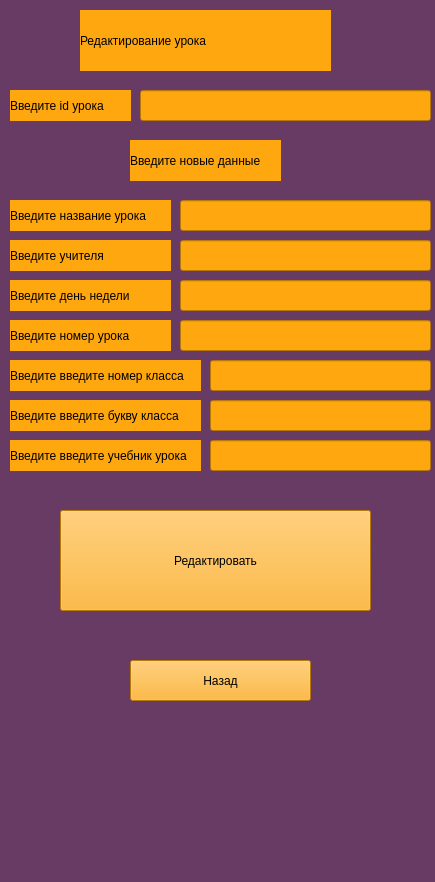
Old version of the form data/editing_time_table.ui in the repository geoiva05/clever_placing.
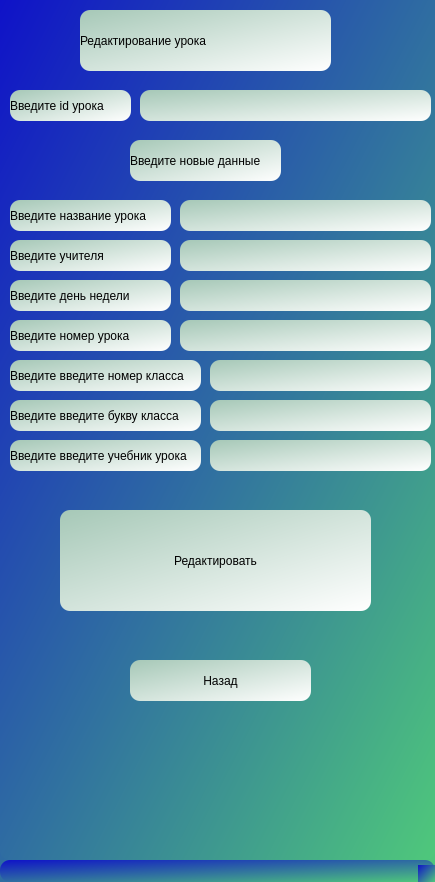
New version of the form.

The edit to the form file:
```diff
--- a/data/editing_time_table.ui
+++ b/data/editing_time_table.ui
@@ -14,7 +14,8 @@
    <string>MainWindow</string>
   </property>
   <property name="styleSheet">
-   <string notr="true">background-color: rgb(103, 59, 99);</string>
+   <string notr="true">background-color: qlineargradient(spread:pad, x1:0, y1:0, x2:1, y2:1, stop:0 rgba(15, 18, 200, 255), stop:1 rgba(79, 200, 123, 255));
+border-radius: 10px;</string>
   </property>
   <widget class="QWidget" name="centralwidget">
    <widget class="QLabel" name="label_4">
@@ -33,7 +34,7 @@
      <string>&lt;html&gt;&lt;head/&gt;&lt;body&gt;&lt;p align=&quot;center&quot;&gt;Редактирование ученика&lt;/p&gt;&lt;/body&gt;&lt;/html&gt;</string>
     </property>
     <property name="styleSheet">
-     <string notr="true">background-color: rgb(255, 167, 15);</string>
+     <string notr="true">background-color: qlineargradient(spread:pad, x1:0, y1:0, x2:1, y2:1, stop:0 rgba(166, 200, 183, 255), stop:1 rgba(255, 255, 255, 255));</string>
     </property>
     <property name="text">
      <string>Редактирование урока</string>
@@ -49,7 +50,7 @@
      </rect>
     </property>
     <property name="styleSheet">
-     <string notr="true">background-color: rgb(255, 167, 15);</string>
+     <string notr="true">background-color: qlineargradient(spread:pad, x1:0, y1:0, x2:1, y2:1, stop:0 rgba(166, 200, 183, 255), stop:1 rgba(255, 255, 255, 255));</string>
     </property>
     <property name="text">
      <string>Введите id урока</string>
@@ -65,7 +66,7 @@
      </rect>
     </property>
     <property name="styleSheet">
-     <string notr="true">background-color: rgb(255, 167, 15);</string>
+     <string notr="true">background-color: qlineargradient(spread:pad, x1:0, y1:0, x2:1, y2:1, stop:0 rgba(166, 200, 183, 255), stop:1 rgba(255, 255, 255, 255));</string>
     </property>
    </widget>
    <widget class="QLabel" name="label_9">
@@ -78,7 +79,7 @@
      </rect>
     </property>
     <property name="styleSheet">
-     <string notr="true">background-color: rgb(255, 167, 15);</string>
+     <string notr="true">background-color: qlineargradient(spread:pad, x1:0, y1:0, x2:1, y2:1, stop:0 rgba(166, 200, 183, 255), stop:1 rgba(255, 255, 255, 255));</string>
     </property>
     <property name="text">
      <string>Введите введите номер класса</string>
@@ -94,7 +95,7 @@
      </rect>
     </property>
     <property name="styleSheet">
-     <string notr="true">background-color: rgb(255, 167, 15);</string>
+     <string notr="true">background-color: qlineargradient(spread:pad, x1:0, y1:0, x2:1, y2:1, stop:0 rgba(166, 200, 183, 255), stop:1 rgba(255, 255, 255, 255));</string>
     </property>
     <property name="text">
      <string>Введите название урока</string>
@@ -110,7 +111,7 @@
      </rect>
     </property>
     <property name="styleSheet">
-     <string notr="true">background-color: rgb(255, 167, 15);</string>
+     <string notr="true">background-color: qlineargradient(spread:pad, x1:0, y1:0, x2:1, y2:1, stop:0 rgba(166, 200, 183, 255), stop:1 rgba(255, 255, 255, 255));</string>
     </property>
     <property name="text">
      <string>Введите учителя</string>
@@ -126,7 +127,7 @@
      </rect>
     </property>
     <property name="styleSheet">
-     <string notr="true">background-color: rgb(255, 167, 15);</string>
+     <string notr="true">background-color: qlineargradient(spread:pad, x1:0, y1:0, x2:1, y2:1, stop:0 rgba(166, 200, 183, 255), stop:1 rgba(255, 255, 255, 255));</string>
     </property>
    </widget>
    <widget class="QLineEdit" name="new_teacher">
@@ -139,7 +140,7 @@
      </rect>
     </property>
     <property name="styleSheet">
-     <string notr="true">background-color: rgb(255, 167, 15);</string>
+     <string notr="true">background-color: qlineargradient(spread:pad, x1:0, y1:0, x2:1, y2:1, stop:0 rgba(166, 200, 183, 255), stop:1 rgba(255, 255, 255, 255));</string>
     </property>
    </widget>
    <widget class="QLineEdit" name="new_class_number">
@@ -152,7 +153,7 @@
      </rect>
     </property>
     <property name="styleSheet">
-     <string notr="true">background-color: rgb(255, 167, 15);</string>
+     <string notr="true">background-color: qlineargradient(spread:pad, x1:0, y1:0, x2:1, y2:1, stop:0 rgba(166, 200, 183, 255), stop:1 rgba(255, 255, 255, 255));</string>
     </property>
    </widget>
    <widget class="QPushButton" name="finish">
@@ -165,7 +166,7 @@
      </rect>
     </property>
     <property name="styleSheet">
-     <string notr="true">background-color: rgb(255, 167, 15);</string>
+     <string notr="true">background-color: qlineargradient(spread:pad, x1:0, y1:0, x2:1, y2:1, stop:0 rgba(166, 200, 183, 255), stop:1 rgba(255, 255, 255, 255));</string>
     </property>
     <property name="text">
      <string>Редактировать</string>
@@ -181,7 +182,7 @@
      </rect>
     </property>
     <property name="styleSheet">
-     <string notr="true">background-color: rgb(255, 167, 15);</string>
+     <string notr="true">background-color: qlineargradient(spread:pad, x1:0, y1:0, x2:1, y2:1, stop:0 rgba(166, 200, 183, 255), stop:1 rgba(255, 255, 255, 255));</string>
     </property>
     <property name="text">
      <string>Назад</string>
@@ -197,7 +198,7 @@
      </rect>
     </property>
     <property name="styleSheet">
-     <string notr="true">background-color: rgb(255, 167, 15);</string>
+     <string notr="true">background-color: qlineargradient(spread:pad, x1:0, y1:0, x2:1, y2:1, stop:0 rgba(166, 200, 183, 255), stop:1 rgba(255, 255, 255, 255));</string>
     </property>
     <property name="text">
      <string>Введите день недели</string>
@@ -213,7 +214,7 @@
      </rect>
     </property>
     <property name="styleSheet">
-     <string notr="true">background-color: rgb(255, 167, 15);</string>
+     <string notr="true">background-color: qlineargradient(spread:pad, x1:0, y1:0, x2:1, y2:1, stop:0 rgba(166, 200, 183, 255), stop:1 rgba(255, 255, 255, 255));</string>
     </property>
    </widget>
    <widget class="QLabel" name="label_15">
@@ -226,7 +227,7 @@
      </rect>
     </property>
     <property name="styleSheet">
-     <string notr="true">background-color: rgb(255, 167, 15);</string>
+     <string notr="true">background-color: qlineargradient(spread:pad, x1:0, y1:0, x2:1, y2:1, stop:0 rgba(166, 200, 183, 255), stop:1 rgba(255, 255, 255, 255));</string>
     </property>
     <property name="text">
      <string>Введите номер урока</string>
@@ -242,7 +243,7 @@
      </rect>
     </property>
     <property name="styleSheet">
-     <string notr="true">background-color: rgb(255, 167, 15);</string>
+     <string notr="true">background-color: qlineargradient(spread:pad, x1:0, y1:0, x2:1, y2:1, stop:0 rgba(166, 200, 183, 255), stop:1 rgba(255, 255, 255, 255));</string>
     </property>
     <property name="text">
      <string/>
@@ -258,7 +259,7 @@
      </rect>
     </property>
     <property name="styleSheet">
-     <string notr="true">background-color: rgb(255, 167, 15);</string>
+     <string notr="true">background-color: qlineargradient(spread:pad, x1:0, y1:0, x2:1, y2:1, stop:0 rgba(166, 200, 183, 255), stop:1 rgba(255, 255, 255, 255));</string>
     </property>
    </widget>
    <widget class="QLabel" name="label_16">
@@ -271,7 +272,7 @@
      </rect>
     </property>
     <property name="styleSheet">
-     <string notr="true">background-color: rgb(255, 167, 15);</string>
+     <string notr="true">background-color: qlineargradient(spread:pad, x1:0, y1:0, x2:1, y2:1, stop:0 rgba(166, 200, 183, 255), stop:1 rgba(255, 255, 255, 255));</string>
     </property>
     <property name="text">
      <string>Введите введите букву класса</string>
@@ -287,7 +288,7 @@
      </rect>
     </property>
     <property name="styleSheet">
-     <string notr="true">background-color: rgb(255, 167, 15);</string>
+     <string notr="true">background-color: qlineargradient(spread:pad, x1:0, y1:0, x2:1, y2:1, stop:0 rgba(166, 200, 183, 255), stop:1 rgba(255, 255, 255, 255));</string>
     </property>
     <property name="text">
      <string>Введите новые данные</string>
@@ -302,8 +303,11 @@
       <height>31</height>
      </rect>
     </property>
+    <property name="autoFillBackground">
+     <bool>false</bool>
+    </property>
     <property name="styleSheet">
-     <string notr="true">background-color: rgb(255, 167, 15);</string>
+     <string notr="true">background-color: qlineargradient(spread:pad, x1:0, y1:0, x2:1, y2:1, stop:0 rgba(166, 200, 183, 255), stop:1 rgba(255, 255, 255, 255));</string>
     </property>
    </widget>
    <widget class="QLabel" name="label_17">
@@ -316,7 +320,7 @@
      </rect>
     </property>
     <property name="styleSheet">
-     <string notr="true">background-color: rgb(255, 167, 15);</string>
+     <string notr="true">background-color: qlineargradient(spread:pad, x1:0, y1:0, x2:1, y2:1, stop:0 rgba(166, 200, 183, 255), stop:1 rgba(255, 255, 255, 255));</string>
     </property>
     <property name="text">
      <string>Введите введите учебник урока</string>
```
Left out of the diff: 2 changed lines with no effect on the pictures.
